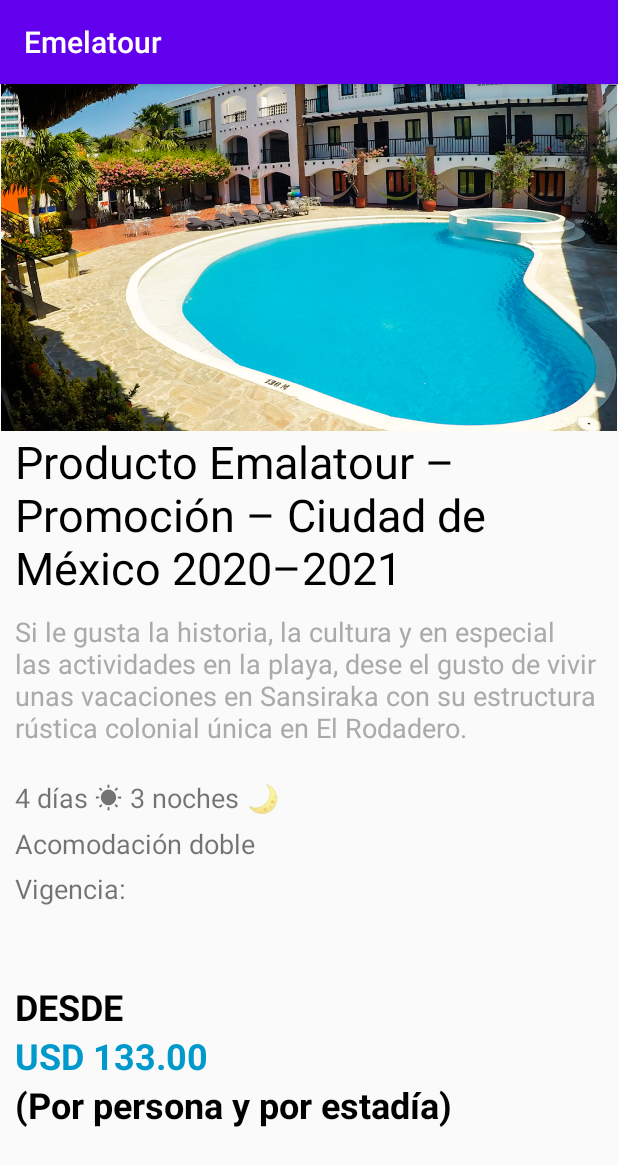
After one commit to ghostspook/Emelatour, an Android app: the MexicoCityActivity screen opened directly, with no data from a screen before it, on a phone screen of 412 x 824 dp. The commit adds this screen. Shown: the top 1166 px of the screen. Run offline under Robolectric (Android 15) with nearby library versions, the phone set to English and light mode, and no system bars.

Commit message:
MexicoCityActivity

```diff
--- a/app/src/main/AndroidManifest.xml
+++ b/app/src/main/AndroidManifest.xml
@@ -9,7 +9,8 @@
         android:roundIcon="@mipmap/ic_launcher_round"
         android:supportsRtl="true"
         android:theme="@style/AppTheme">
-        <activity android:name=".CancunActivity"/>
+        <activity android:name=".MexicoCityActivity" />
+        <activity android:name=".CancunActivity" />
         <activity android:name=".PromoActivity" />
         <activity
             android:name=".SplashScreen"
@@ -22,7 +23,7 @@
         </activity>
         <activity
             android:name=".MainActivity"
-            android:theme="@style/AppTheme"/>
+            android:theme="@style/AppTheme" />
     </application>
 
 </manifest>
--- a/app/src/main/java/com/example/emelatour/MainActivity.java
+++ b/app/src/main/java/com/example/emelatour/MainActivity.java
@@ -21,4 +21,11 @@ public class MainActivity extends AppCompatActivity {
         Intent intent = new Intent(this, CancunActivity.class);
         startActivity(intent);
     }
+
+    public void onMexicoCityImageClick(View view)
+    {
+        Log.d("MainActivity", "Image clicked");
+        Intent intent = new Intent(this, MexicoCityActivity.class);
+        startActivity(intent);
+    }
 }
--- /dev/null
+++ b/app/src/main/java/com/example/emelatour/MexicoCityActivity.java
@@ -0,0 +1,14 @@
+package com.example.emelatour;
+
+import androidx.appcompat.app.AppCompatActivity;
+
+import android.os.Bundle;
+
+public class MexicoCityActivity extends AppCompatActivity {
+
+    @Override
+    protected void onCreate(Bundle savedInstanceState) {
+        super.onCreate(savedInstanceState);
+        setContentView(R.layout.activity_mexico_city);
+    }
+}
--- a/app/src/main/res/layout/activity_main.xml
+++ b/app/src/main/res/layout/activity_main.xml
@@ -379,9 +379,12 @@
                             android:layout_width="370dp"
                             android:layout_height="match_parent"
                             android:layout_weight="1"
-                            android:contentDescription="@string/santa_martha"
+                            android:clickable="true"
+                            android:contentDescription="@string/mexico_city"
+                            android:onClick="onMexicoCityImageClick"
                             android:scaleType="fitXY"
-                            app:srcCompat="@drawable/mexico_city" />
+                            app:srcCompat="@drawable/mexico_city"
+                            android:focusable="true" />
                     </androidx.cardview.widget.CardView>
 
                     <androidx.cardview.widget.CardView
--- /dev/null
+++ b/app/src/main/res/layout/activity_mexico_city.xml
@@ -0,0 +1,137 @@
+<?xml version="1.0" encoding="utf-8"?>
+<androidx.constraintlayout.widget.ConstraintLayout xmlns:android="http://schemas.android.com/apk/res/android"
+    xmlns:app="http://schemas.android.com/apk/res-auto"
+    xmlns:tools="http://schemas.android.com/tools"
+    android:layout_width="match_parent"
+    android:layout_height="match_parent"
+    tools:context=".MexicoCityActivity">
+
+    <ScrollView
+        android:layout_width="match_parent"
+        android:layout_height="match_parent">
+
+        <LinearLayout
+            android:layout_width="match_parent"
+            android:layout_height="wrap_content"
+            android:orientation="vertical" >
+
+            <ImageView
+                android:id="@+id/imageView5"
+                android:layout_width="match_parent"
+                android:layout_height="wrap_content"
+                android:adjustViewBounds="true"
+                android:contentDescription="@string/sansikara"
+                android:scaleType="fitCenter"
+                app:srcCompat="@drawable/sansiraka" />
+
+            <LinearLayout
+                android:layout_width="match_parent"
+                android:layout_height="match_parent"
+                android:layout_marginLeft="10dp"
+                android:layout_marginRight="10dp"
+                android:orientation="vertical">
+
+                <TextView
+                    android:id="@+id/textView9"
+                    android:layout_width="match_parent"
+                    android:layout_height="wrap_content"
+                    android:text="@string/promo_mexico_city_title"
+                    android:textColor="@android:color/black"
+                    android:textSize="30sp" />
+
+                <TextView
+                    android:id="@+id/textView10"
+                    android:layout_width="match_parent"
+                    android:layout_height="wrap_content"
+                    android:layout_marginTop="10dp"
+                    android:text="@string/promo_mexico_city_description"
+                    android:textColor="@android:color/darker_gray"
+                    android:textSize="18sp" />
+
+                <LinearLayout
+                    android:layout_width="match_parent"
+                    android:layout_height="match_parent"
+                    android:layout_marginTop="20dp"
+                    android:orientation="horizontal">
+
+                    <TextView
+                        android:id="@+id/textView11"
+                        android:layout_width="wrap_content"
+                        android:layout_height="wrap_content"
+                        android:text="@string/promo_mexico_city_days"
+                        android:textSize="18sp" />
+
+                    <TextView
+                        android:id="@+id/textView12"
+                        android:layout_width="wrap_content"
+                        android:layout_height="wrap_content"
+                        android:layout_marginStart="5dp"
+                        android:layout_marginLeft="5dp"
+                        android:text="@string/promo_mexico_city_nights"
+                        android:textSize="18sp" />
+
+                </LinearLayout>
+
+                <LinearLayout
+                    android:layout_width="match_parent"
+                    android:layout_height="match_parent"
+                    android:layout_marginTop="5dp"
+                    android:orientation="horizontal">
+
+                    <TextView
+                        android:id="@+id/textView13"
+                        android:layout_width="0dp"
+                        android:layout_height="wrap_content"
+                        android:layout_weight="1"
+                        android:text="@string/promo_mexico_city_accomodation"
+                        android:textSize="18sp" />
+                </LinearLayout>
+
+                <LinearLayout
+                    android:layout_width="match_parent"
+                    android:layout_height="match_parent"
+                    android:layout_marginTop="5dp"
+                    android:orientation="horizontal">
+
+                    <TextView
+                        android:id="@+id/textView14"
+                        android:layout_width="0dp"
+                        android:layout_height="wrap_content"
+                        android:layout_weight="1"
+                        android:text="@string/promo_mexico_city_valid_trough"
+                        android:textSize="18sp" />
+
+                </LinearLayout>
+
+                <TextView
+                    android:id="@+id/textView15"
+                    android:layout_width="match_parent"
+                    android:layout_height="wrap_content"
+                    android:layout_marginTop="50dp"
+                    android:text="@string/from"
+                    android:textColor="@android:color/black"
+                    android:textSize="24sp"
+                    android:textStyle="bold" />
+
+                <TextView
+                    android:id="@+id/textView16"
+                    android:layout_width="match_parent"
+                    android:layout_height="wrap_content"
+                    android:text="@string/promo_mexico_city_price"
+                    android:textColor="@android:color/holo_blue_dark"
+                    android:textSize="24sp"
+                    android:textStyle="bold" />
+
+                <TextView
+                    android:id="@+id/textView17"
+                    android:layout_width="match_parent"
+                    android:layout_height="wrap_content"
+                    android:text="@string/per_guest_per_stay"
+                    android:textColor="@android:color/black"
+                    android:textSize="24sp"
+                    android:textStyle="bold" />
+            </LinearLayout>
+
+        </LinearLayout>
+    </ScrollView>
+</androidx.constraintlayout.widget.ConstraintLayout>
--- a/app/src/main/res/values/strings.xml
+++ b/app/src/main/res/values/strings.xml
@@ -36,4 +36,12 @@
     <string name="promo_cancun_accomodation">Acomodación doble</string>
     <string name="promo_cancun_valid_trough">Vigencia:</string>
     <string name="promo_cancun_price">USD 133.00</string>
+    <string name="mexico_city">Ciudad de México</string>
+    <string name="promo_mexico_city_title">Producto Emalatour – Promoción – Ciudad de México 2020–2021</string>
+    <string name="promo_mexico_city_description">Si le gusta la historia, la cultura y en especial las actividades en la playa, dese el gusto de vivir unas vacaciones en Sansiraka con su estructura rústica colonial única en El Rodadero.</string>
+    <string name="promo_mexico_city_days">4 días  &#9728;</string>
+    <string name="promo_mexico_city_nights">3 noches &#127769;</string>
+    <string name="promo_mexico_city_accomodation">Acomodación doble</string>
+    <string name="promo_mexico_city_valid_trough">Vigencia:</string>
+    <string name="promo_mexico_city_price">USD 133.00</string>
 </resources>
```
